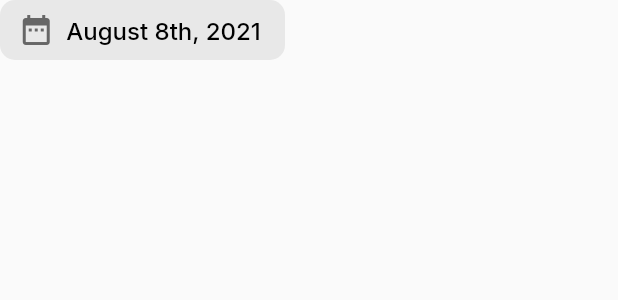
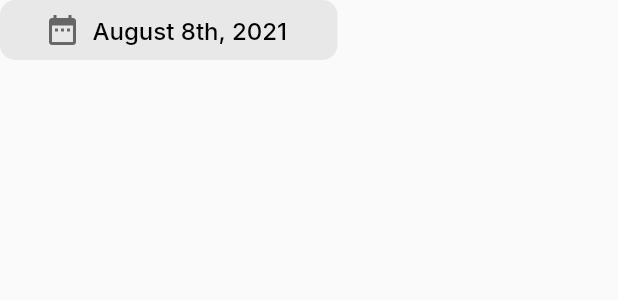
Before and after one commit to JaschaS/standapp, a Flutter app: the _DateButton widget shown alone on an empty page, opened directly, on a phone screen of 412 x 824 dp. Shown: the top 300 px of the screen. Run offline on Flutter 3.47's test engine with Material 2 defaults, Android fonts, the phone set to English and light mode, and no system bars; our stand-ins replace firebase_auth, firebase_core, google_fonts, shimmer; accounts and stored records are empty; network calls fail.

Commit message:
updates width of date button to fix overflow

```diff
--- a/lib/standapp/widgets/host_screen/avatar_tile_widget.dart
+++ b/lib/standapp/widgets/host_screen/avatar_tile_widget.dart
@@ -75,7 +75,7 @@ class AvatarTile extends StatelessWidget {
                 height: 180,
               ),
               Container(
-                width: 495,
+                width: 560,
                 height: 69,
                 child: Column(
                   mainAxisAlignment: MainAxisAlignment.start,
@@ -140,7 +140,7 @@ class _DateButton extends StatelessWidget {
   @override
   Widget build(final BuildContext context) {
     return SizedBox(
-      width: 190,
+      width: 225,
       height: 40,
       child: ElevatedButton.icon(
         style: ButtonStyle(
```
